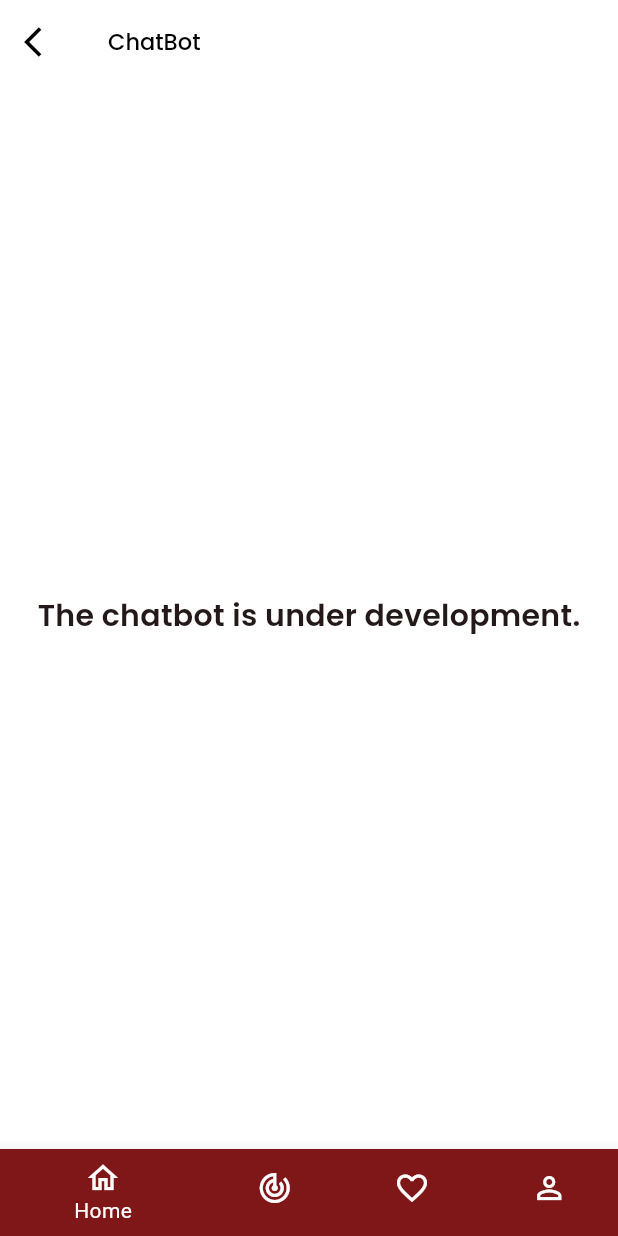
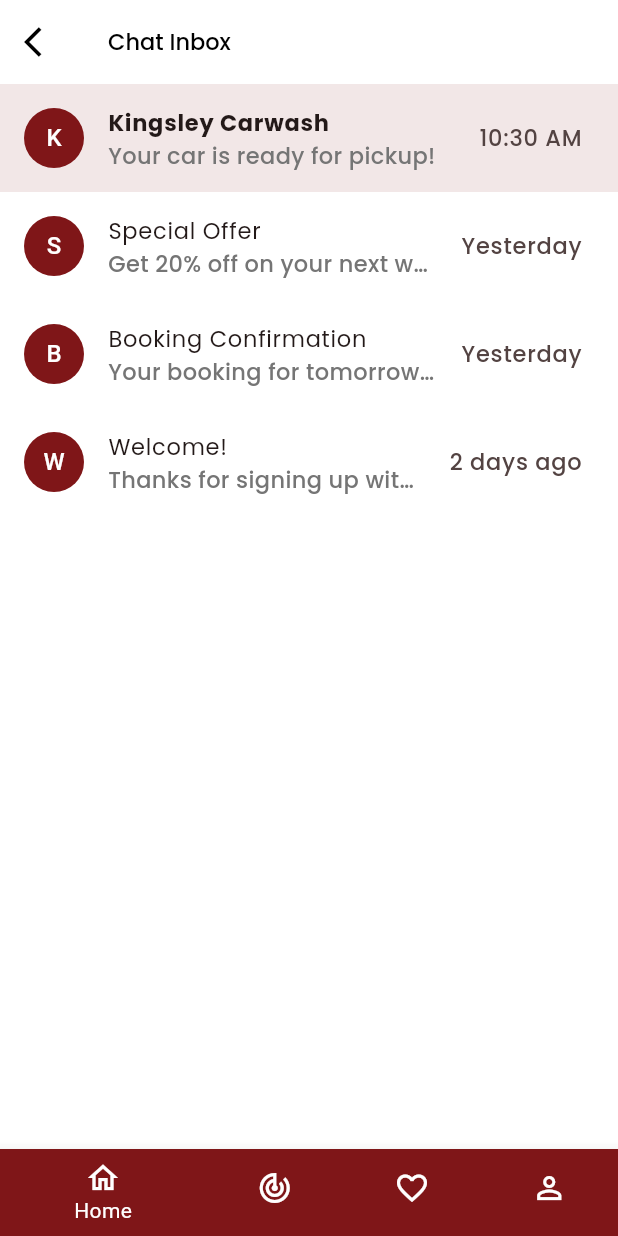
Before and after one commit to cljncrz/KINGSLEY-APP, a Flutter app: the AiChatbotScreen screen opened directly, on a phone screen of 412 x 824 dp. Run offline on Flutter 3.47's test engine with Material 3 defaults, Android fonts, the phone set to English and light mode, and no system bars; our stand-ins replace cloud_firestore, firebase_auth, firebase_core, firebase_storage, flutter_dotenv, flutter_rating_bar and 7 more; missing offline and left inert: firebase_app_check; accounts and stored records are empty; generated files the repository leaves out were written again.

Commit message:
I add some features in chatbot and technician profiles

```diff
--- a/lib/view/home/chatbot_screen.dart
+++ b/lib/view/home/chatbot_screen.dart
@@ -2,12 +2,56 @@ import 'package:capstone/utils/app_textstyles.dart';
 import 'package:flutter/material.dart';
 import 'package:get/get.dart';
 import 'package:firebase_auth/firebase_auth.dart';
+import 'package:capstone/view/home/chat_detail_screen.dart';
 import 'package:capstone/screens/signup/signup_screen.dart';
 import 'package:capstone/controllers/custom_bottom_navbar.dart';
 
+class Message {
+  final String sender;
+  final String text;
+  final String time;
+  final bool isUnread;
+
+  Message({
+    required this.sender,
+    required this.text,
+    required this.time,
+    this.isUnread = false,
+  });
+}
+
 // ignore: must_be_immutable
-class AiChatbotScreen extends StatelessWidget {
+class AiChatbotScreen extends StatefulWidget {
   const AiChatbotScreen({super.key});
+
+  @override
+  State<AiChatbotScreen> createState() => _AiChatbotScreenState();
+}
+
+class _AiChatbotScreenState extends State<AiChatbotScreen> {
+  final List<Message> sampleMessages = [
+    Message(
+      sender: 'Kingsley Carwash',
+      text: 'Your car is ready for pickup!',
+      time: '10:30 AM',
+      isUnread: true,
+    ),
+    Message(
+      sender: 'Special Offer',
+      text: 'Get 20% off on your next wash. Use code: KINGSLEY20',
+      time: 'Yesterday',
+    ),
+    Message(
+      sender: 'Booking Confirmation',
+      text: 'Your booking for tomorrow at 2:00 PM is confirmed.',
+      time: 'Yesterday',
+    ),
+    Message(
+      sender: 'Welcome!',
+      text: 'Thanks for signing up with Kingsley Carwash!',
+      time: '2 days ago',
+    ),
+  ];
 
   @override
   Widget build(BuildContext context) {
@@ -15,6 +59,7 @@ class AiChatbotScreen extends StatelessWidget {
     return Scaffold(
       backgroundColor: Theme.of(context).scaffoldBackgroundColor,
       appBar: AppBar(
+        automaticallyImplyLeading: false,
         leading: IconButton(
           onPressed: () => Get.back(),
           icon: Icon(
@@ -23,7 +68,7 @@ class AiChatbotScreen extends StatelessWidget {
           ),
         ),
         title: Text(
-          'ChatBot',
+          'Chat Inbox',
           style: AppTextStyle.withColor(
             AppTextStyle.h3,
             isDark ? Colors.white : Colors.black,
@@ -33,8 +78,10 @@ class AiChatbotScreen extends StatelessWidget {
       body: StreamBuilder<User?>(
         stream: FirebaseAuth.instance.authStateChanges(),
         builder: (context, snapshot) {
-          if (snapshot.hasData) {
-            return _buildChatbotView(context);
+          if (snapshot.connectionState == ConnectionState.waiting) {
+            return const Center(child: CircularProgressIndicator());
+          } else if (snapshot.hasData) {
+            return _buildInboxView(context, sampleMessages);
           } else {
             return _buildGuestView(context);
           }
@@ -44,15 +91,58 @@ class AiChatbotScreen extends StatelessWidget {
     );
   }
 
-  Widget _buildChatbotView(BuildContext context) {
-    return Center(
-      child: Text(
-        'The chatbot is under development.',
-        style: AppTextStyle.withColor(
-          AppTextStyle.bodyMedium,
-          Theme.of(context).textTheme.bodyLarge!.color!,
-        ),
-      ),
+  Widget _buildInboxView(BuildContext context, List<Message> messages) {
+    final isDark = Theme.of(context).brightness == Brightness.dark;
+    return ListView.builder(
+      itemCount: messages.length,
+      itemBuilder: (context, index) {
+        final message = messages[index];
+        return ListTile(
+          tileColor: message.isUnread
+              ? Theme.of(context).primaryColor.withOpacity(0.1)
+              : null,
+          leading: CircleAvatar(
+            backgroundColor: Theme.of(context).primaryColor,
+            child: Text(
+              message.sender[0],
+              style: const TextStyle(color: Colors.white),
+            ),
+          ),
+          title: Text(
+            message.sender,
+            style:
+                AppTextStyle.withColor(
+                  AppTextStyle.h3,
+                  Theme.of(context).textTheme.bodyLarge!.color!,
+                ).copyWith(
+                  fontWeight: message.isUnread
+                      ? FontWeight.bold
+                      : FontWeight.normal,
+                ),
+          ),
+          subtitle: Text(
+            message.text,
+            maxLines: 1,
+            overflow: TextOverflow.ellipsis,
+            style: AppTextStyle.withColor(
+              AppTextStyle.bodySmall,
+              isDark ? Colors.grey[400]! : Colors.grey[600]!,
+            ),
+          ),
+          trailing: Text(message.time, style: AppTextStyle.bodySmall),
+          onTap: () {
+            setState(() {
+              final index = messages.indexOf(message);
+              messages[index] = Message(
+                sender: message.sender,
+                text: message.text,
+                time: message.time,
+              );
+            });
+            Get.to(() => ChatDetailScreen(message: message));
+          },
+        );
+      },
     );
   }
 
@@ -65,7 +155,7 @@ class AiChatbotScreen extends StatelessWidget {
           mainAxisAlignment: MainAxisAlignment.center,
           children: [
             Icon(
-              Icons.chat_bubble_outline,
+              Icons.mark_email_unread_outlined,
               size: 80,
               color: isDark ? Colors.grey[600] : Colors.grey[400],
             ),
@@ -80,7 +170,7 @@ class AiChatbotScreen extends StatelessWidget {
             ),
             const SizedBox(height: 8),
             Text(
-              'Sign up or log in to receive notifications.',
+              'Sign up or log in to receive messages and notifications.',
               style: AppTextStyle.withColor(
                 AppTextStyle.bodyMedium,
                 isDark ? Colors.grey[500]! : Colors.grey[600]!,
```
Also changed, not shown: lib/models/technician.dart (+18 -0 lines), lib/view/home/chat_detail_screen.dart (added, +137 -0 lines), lib/view/home/technician_detail_screen.dart (added, +209 -0 lines), lib/view/home/technician_profiles_screen.dart (+93 -9 lines).
